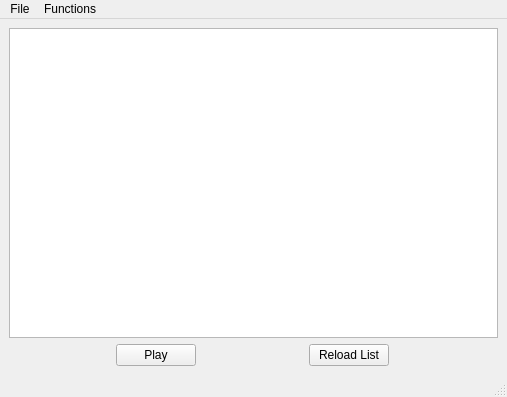
Before: the Qt Designer form qtwindow.ui in allanvobraun/SnesGameManager, drawn with Qt 5.
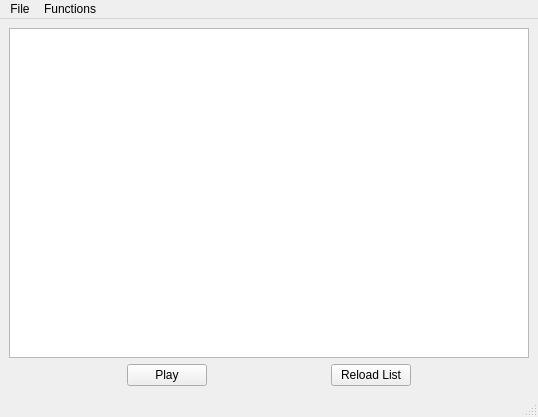
After: the same form once the commit is applied.

Patch:
```diff
--- a/qtwindow.ui
+++ b/qtwindow.ui
@@ -6,17 +6,51 @@
    <rect>
     <x>0</x>
     <y>0</y>
-    <width>507</width>
-    <height>397</height>
+    <width>538</width>
+    <height>417</height>
    </rect>
   </property>
+  <property name="maximumSize">
+   <size>
+    <width>750</width>
+    <height>16777215</height>
+   </size>
+  </property>
   <property name="windowTitle">
    <string>Snes games manager</string>
   </property>
   <widget class="QWidget" name="centralwidget">
    <layout class="QVBoxLayout" name="verticalLayout">
     <item>
-     <widget class="QListView" name="listGamesbox"/>
+     <widget class="QListView" name="listGamesbox">
+      <property name="maximumSize">
+       <size>
+        <width>16777215</width>
+        <height>16777215</height>
+       </size>
+      </property>
+      <property name="autoFillBackground">
+       <bool>false</bool>
+      </property>
+      <property name="iconSize">
+       <size>
+        <width>120</width>
+        <height>100</height>
+       </size>
+      </property>
+      <property name="resizeMode">
+       <enum>QListView::Fixed</enum>
+      </property>
+      <property name="spacing">
+       <number>60</number>
+      </property>
+      <property name="viewMode">
+       <enum>QListView::ListMode</enum>
+      </property>
+      <property name="uniformItemSizes">
+       <bool>true</bool>
+      </property>
+     </widget>
     </item>
     <item>
      <layout class="QHBoxLayout" name="horizontalLayout">
@@ -55,7 +89,7 @@
     <rect>
      <x>0</x>
      <y>0</y>
-     <width>507</width>
+     <width>538</width>
      <height>22</height>
     </rect>
    </property>
```
